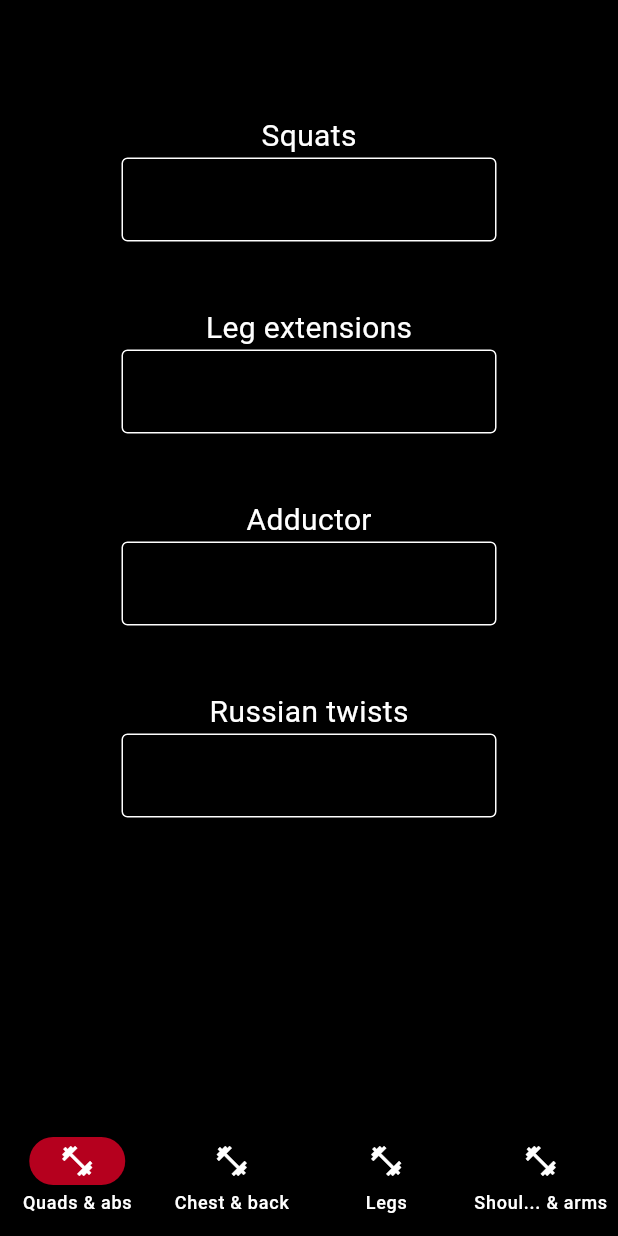
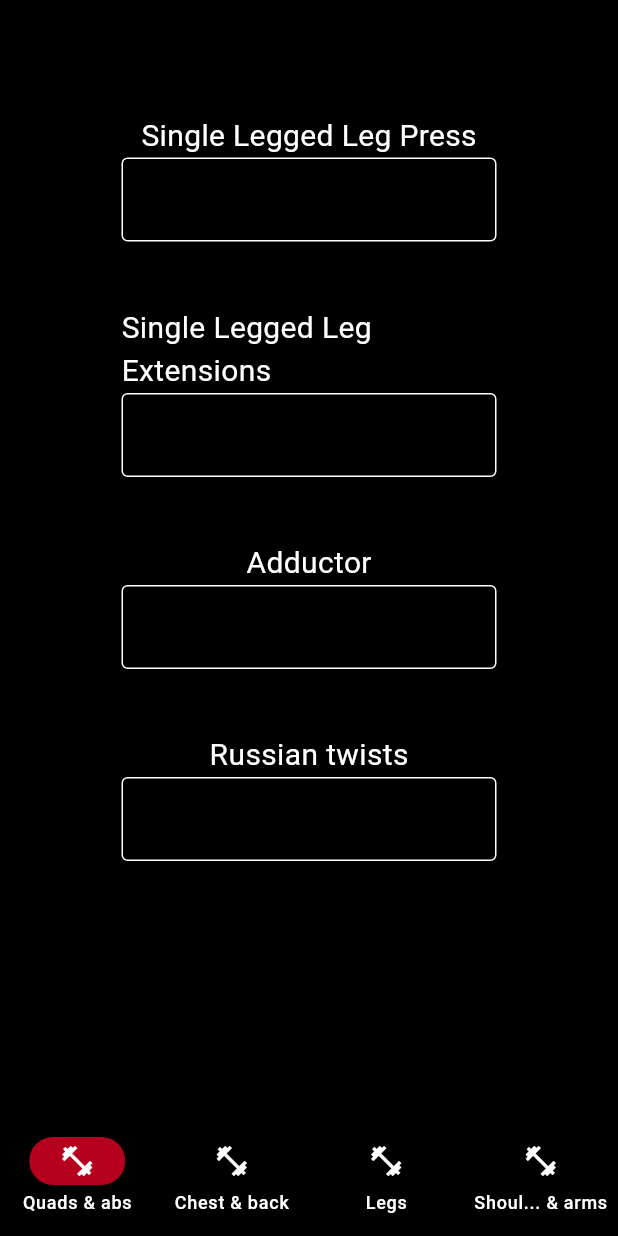
Before and after one commit to LukasDS/lds-workout-system, a Flutter app: the screen it shows after launch, on a phone screen of 412 x 824 dp. Run offline on Flutter 3.47's test engine with Material 3 defaults, Android fonts, the phone set to English and light mode, and no system bars; our stand-ins replace cloud_firestore, firebase_core, shared_preferences; accounts and stored records are empty; generated files the repository leaves out were written again.

Commit message:
feat: switch workout exercises to updated names and variations
Co-authored-by: aider (gpt-4o) <aider@aider.chat>

```diff
--- a/apps/mobile/lib/features/workout/presentation/workout_screen.dart
+++ b/apps/mobile/lib/features/workout/presentation/workout_screen.dart
@@ -59,8 +59,8 @@ class _WorkoutScreenState extends State<WorkoutScreen> {
       const WorkoutSplitWidget(
         title: 'Quads & abs',
         exercises: [
-          ExerciseInfo(name: 'Squats', warmupInfo: getBarbellWarmupInfo),
-          ExerciseInfo(name: 'Leg extensions', warmupInfo: getDefaultWarmupInfo),
+          ExerciseInfo(name: 'Single Legged Leg Press', warmupInfo: getBarbellWarmupInfo),
+          ExerciseInfo(name: 'Single Legged Leg Extensions', warmupInfo: getDefaultWarmupInfo),
           ExerciseInfo(name: 'Adductor', warmupInfo: getDefaultWarmupInfo),
           ExerciseInfo(name: 'Russian twists', warmupInfo: getDefaultWarmupInfo)
         ],
@@ -70,7 +70,7 @@ class _WorkoutScreenState extends State<WorkoutScreen> {
         exercises: [
           ExerciseInfo(name: 'Dumbbell press', warmupInfo: getDefaultWarmupInfo),
           ExerciseInfo(name: 'Incline dumbbell flies', warmupInfo: getDefaultWarmupInfo),
-          ExerciseInfo(name: 'Lat pulldowns', warmupInfo: getDefaultWarmupInfo),
+          ExerciseInfo(name: 'Pull-ups', warmupInfo: getDefaultWarmupInfo),
           ExerciseInfo(name: 'Dumbbell pullovers', warmupInfo: getDefaultWarmupInfo)
         ],
       ),
@@ -80,17 +80,17 @@ class _WorkoutScreenState extends State<WorkoutScreen> {
             ExerciseInfo(name: 'Deadlift', warmupInfo: getBarbellWarmupInfo),
             ExerciseInfo(name: 'Leg curls', warmupInfo: getDefaultWarmupInfo),
             ExerciseInfo(name: 'Abductor', warmupInfo: getDefaultWarmupInfo),
-            ExerciseInfo(name: 'Calf raises', warmupInfo: getDefaultWarmupInfo)
+            ExerciseInfo(name: 'Single Legged Leg Press Calf Raises', warmupInfo: getDefaultWarmupInfo)
           ]
       ),
       const WorkoutSplitWidget(
         title: 'Shoulders & arms',
         exercises: [
-          ExerciseInfo(name: 'Shoulder press', warmupInfo: getBarbellWarmupInfo),
+          ExerciseInfo(name: 'Seated Dumbbell Shoulder Press', warmupInfo: getBarbellWarmupInfo),
           ExerciseInfo(name: 'Lateral raises', warmupInfo: getDefaultWarmupInfo),
           ExerciseInfo(name: 'Aperture L', warmupInfo: getApertureLWarmupInfo),
           ExerciseInfo(name: 'Bicep curls', warmupInfo: getDefaultWarmupInfo),
-          ExerciseInfo(name: 'Skull crushers', warmupInfo: getEzBarWarmupInfo)
+          ExerciseInfo(name: 'Dips', warmupInfo: getEzBarWarmupInfo)
         ]
       )
     ];
```
